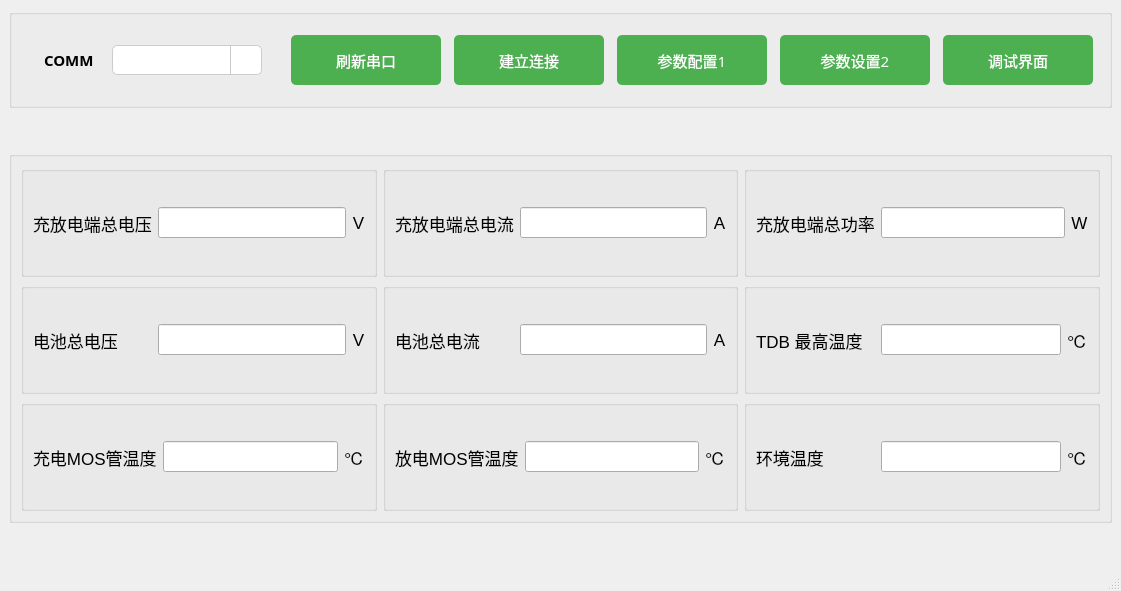
Above: mainwindow.ui from Curtain-Wang/TDB before the change. Below: the same form after it.
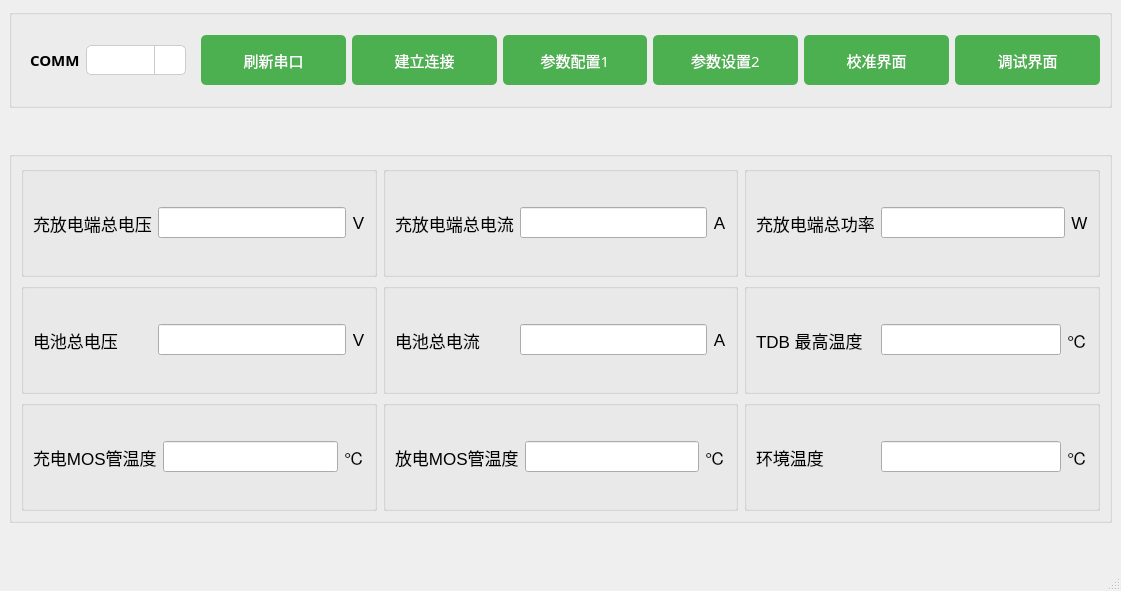
That is the form after the change. Icons and pictures are not drawn.

Commit message: 新增校准界面

Diff of the .ui file:
```diff
--- a/mainwindow.ui
+++ b/mainwindow.ui
@@ -313,6 +313,50 @@
          </property>
         </widget>
        </item>
+       <item>
+        <widget class="QPushButton" name="pushButton_8">
+         <property name="minimumSize">
+          <size>
+           <width>0</width>
+           <height>0</height>
+          </size>
+         </property>
+         <property name="maximumSize">
+          <size>
+           <width>150</width>
+           <height>50</height>
+          </size>
+         </property>
+         <property name="font">
+          <font>
+           <family>Microsoft YaHei</family>
+           <pointsize>-1</pointsize>
+          </font>
+         </property>
+         <property name="styleSheet">
+          <string notr="true">QPushButton {
+    background-color: #4CAF50;
+    color: white;
+    border: none;
+    border-radius: 5px;
+    font-size: 15px;
+}
+
+QPushButton:hover {
+    background-color: #45a049;
+}
+
+QPushButton:pressed {
+    background-color: #388E3C; /* 改变颜色，表示按下状态 */
+    border: 1px solid #2E7D32; /* 添加一个边框，提升立体感 */
+}
+</string>
+         </property>
+         <property name="text">
+          <string>校准界面</string>
+         </property>
+        </widget>
+       </item>
        <item>
         <widget class="QPushButton" name="pushButton_6">
          <property name="minimumSize">
```
The commit also changes 11 other files.
